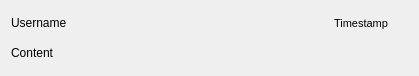
Qt form client/messagewidget.ui (constantin1215/Scaip) before a commit.
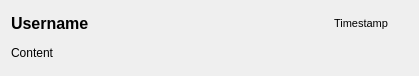
The same form after that commit.

Diff of the .ui file:
```diff
--- a/client/messagewidget.ui
+++ b/client/messagewidget.ui
@@ -13,13 +13,17 @@
   <property name="windowTitle">
    <string>Form</string>
   </property>
-  <layout class="QVBoxLayout" name="verticalLayout_2">
-   <item>
     <layout class="QVBoxLayout" name="verticalLayout">
      <item>
       <layout class="QHBoxLayout" name="horizontalLayout" stretch="3,1,0">
        <item>
         <widget class="QLabel" name="usernameLabel">
+       <property name="font">
+        <font>
+         <pointsize>12</pointsize>
+         <bold>true</bold>
+        </font>
+       </property>
          <property name="text">
           <string>Username</string>
          </property>
@@ -56,6 +60,8 @@
       </layout>
      </item>
      <item>
+    <layout class="QHBoxLayout" name="horizontalLayout_2">
+     <item>
       <widget class="QLabel" name="contentLabel">
        <property name="sizePolicy">
         <sizepolicy hsizetype="Preferred" vsizetype="Preferred">
```
Left out of the diff: 13 changed lines with no effect on the pictures. Lines whose indentation alone changed are shown as unchanged.
